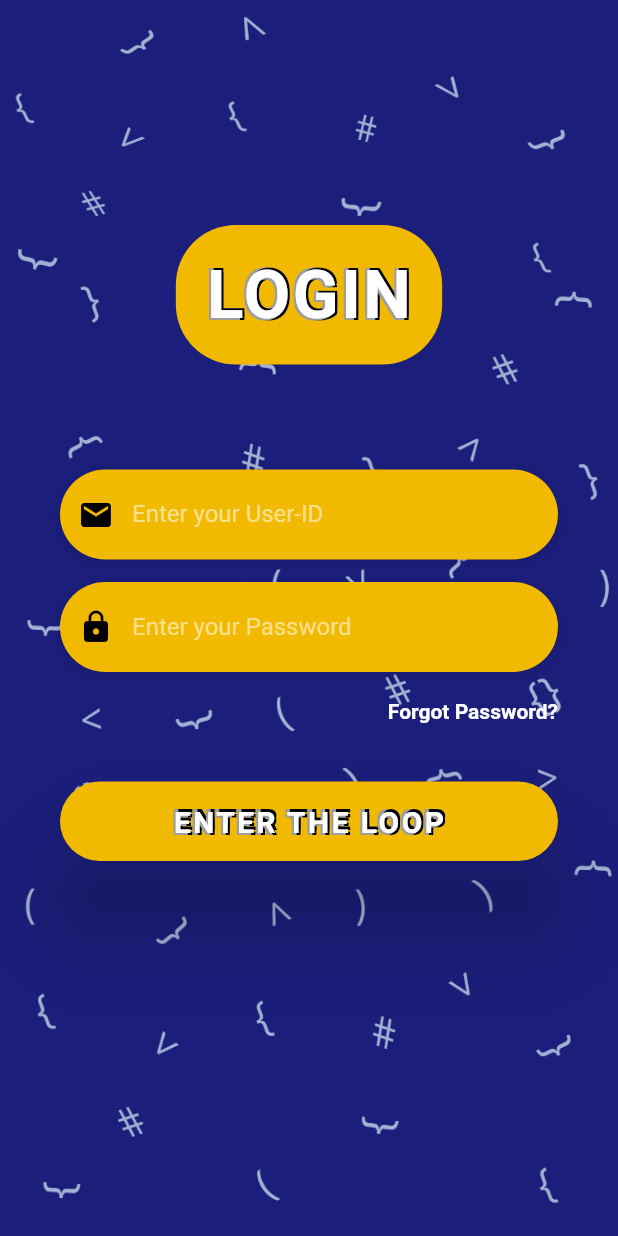
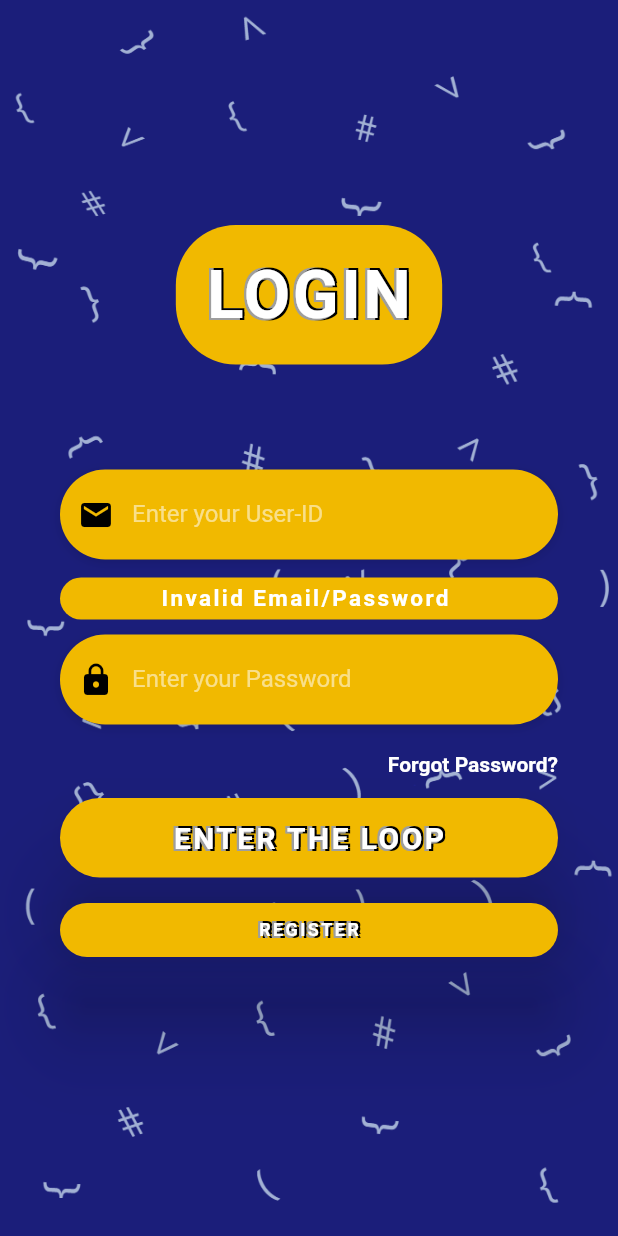
Before and after one commit to Saif1101/CommuniCodeApp, a Flutter app: the screen it shows after launch, after a tap on "ENTER THE LOOP", on a phone screen of 412 x 824 dp. Run offline on Flutter 3.47's test engine with Material 2 defaults, Android fonts, the phone set to English and light mode, and no system bars; our stand-ins replace firebase_auth; accounts and stored records are empty; network calls fail; Roboto replaces fonts that are missing (OpenSans).

Commit message:
-Added Firebase Authentication Initialization -Added switching between login/registration pages on button press

```diff
--- a/lib/login_screen.dart
+++ b/lib/login_screen.dart
@@ -1,6 +1,8 @@
 import 'package:coding_inventory/utilities/constants.dart';
 import 'package:flutter/cupertino.dart';
 import 'package:flutter/material.dart';
+import 'package:firebase_auth/firebase_auth.dart';
+
 
 
 class LoginPage extends StatefulWidget {
@@ -8,7 +10,96 @@ class LoginPage extends StatefulWidget {
   _LoginPageState createState() => _LoginPageState();
 }
 
+enum FormType {
+  login,
+  registration
+}
 class _LoginPageState extends State<LoginPage> {
+  GlobalKey<ScaffoldState> _scaffoldKey = GlobalKey<ScaffoldState>();
+
+  final formKey = new GlobalKey<FormState>();
+
+  String _email;
+  String _password;
+  String _formValidationString="Enter Details";
+  FormType _formType = FormType.login;
+
+  //METHODS
+  bool validateAndSave(){
+    final form = formKey.currentState;
+    if(form.validate()){
+      form.save();
+      return true;
+    }
+    return false;
+  }
+
+  void validateAndSubmit() async {
+    if (validateAndSave()){
+      UserCredential user = await FirebaseAuth.instance.signInWithEmailAndPassword(email: _email, password: _password);
+    }
+  }
+
+  void moveToRegister(){
+    setState(() {
+      _formType = FormType.registration;
+    });
+  }
+  void moveToLogin(){
+    setState(() {
+      _formType = FormType.login;
+    });
+  }
+
+
+  //DESIGN
+  Widget _loginValidatorBox(){
+    return Container(
+      width: double.infinity,
+      margin: EdgeInsets.only(bottom: 5.0,top: 5.0),
+      padding: EdgeInsets.all(5.0),
+      decoration: BoxDecoration(
+        color: Color(0xFFf1b900),
+        borderRadius: BorderRadius.circular(30.0),
+
+      ),
+      child:
+        Center(
+          child:
+            Text(
+              '$_formValidationString',
+            style: TextStyle(
+              color: Colors.white,
+//              shadows: [
+//                Shadow( // bottomLeft
+//                    offset: Offset(-1.5, -1.5),
+//                    color: Colors.grey
+//                ),
+//                Shadow( // bottomRight
+//                    offset: Offset(1.5, -1.5),
+//                    color: Colors.black
+//                ),
+//                Shadow( // topRight
+//                    offset: Offset(1.5, 1.5),
+//                    color: Colors.black
+//                ),
+//                Shadow( // topLeft
+//                    offset: Offset(-1.5, 1.5),
+//                    color: Colors.grey
+//                ),
+//              ],
+
+              letterSpacing: 1.6,
+              fontSize: 15.0,
+              fontWeight: FontWeight.bold,
+              fontFamily: 'OpenSans',
+            ),
+            )
+        )
+
+
+    );
+  } //To Display The Status (Valid/Invalid login Details)
   Widget _emailTF(){
     return Column(
       crossAxisAlignment: CrossAxisAlignment.start,
@@ -30,7 +121,16 @@ class _LoginPageState extends State<LoginPage> {
               ],
             ),
             height: 60.0,
-            child: TextField(
+            child: TextFormField(
+              validator: (value){
+                if(value.isEmpty){
+                  setState(() {
+                    _formValidationString ='Invalid Email/Password ';
+                  });
+                }
+                return null;
+              },
+              onSaved: (value)=>_email = value,
               keyboardType: TextInputType.emailAddress,
               style: TextStyle(color: Colors.black),
               decoration: InputDecoration(
@@ -47,21 +147,21 @@ class _LoginPageState extends State<LoginPage> {
         )
       ],
     );
-  }
+  } //Email Text Field
   Widget _loginButton(){
     return Container(
-        padding: EdgeInsets.symmetric(vertical:25.0),
+        padding: EdgeInsets.symmetric(vertical:1.0),
         width: double.infinity,
         child: RaisedButton(
             elevation: 25.0,
-            onPressed: ()=> print("Login Button Pressed"),
+            onPressed: ()=> validateAndSubmit(),
             padding: EdgeInsets.all(15.0),
             shape: RoundedRectangleBorder(
               borderRadius: BorderRadius.circular(30.0),
             ),
             color: Color(0xFFf1b900),
             child: Text(
-                "ENTER THE LOOP",
+                _formType == FormType.login ? 'ENTER THE LOOP':'REGISTER',
                 style: TextStyle(
                   color: Colors.white,
                   shadows: [
@@ -91,14 +191,11 @@ class _LoginPageState extends State<LoginPage> {
             )
         )
     );
-  }
+  }//Login Button
   Widget _passwordTF(){
     return Column(
       crossAxisAlignment: CrossAxisAlignment.start,
       children: <Widget>[
-        SizedBox(
-          height: 10.0,
-        ),
         Container(
             alignment: Alignment.centerLeft,
             decoration: BoxDecoration(
@@ -113,7 +210,16 @@ class _LoginPageState extends State<LoginPage> {
               ],
             ),
             height: 60.0,
-            child: TextField(
+            child: TextFormField(
+              validator: (value){
+                if(value.isEmpty){
+                  setState(() {
+                    _formValidationString ='Invalid Email/Password ';
+                  });
+                }
+                return null;
+              },
+              onSaved: (value)=> _password = value,
               obscureText: true,
               keyboardType: TextInputType.visiblePassword,
               style: TextStyle(color: Colors.black),
@@ -131,7 +237,7 @@ class _LoginPageState extends State<LoginPage> {
         )
       ],
     );
-}
+}//Password Text Field
   Widget _forgotPassword(){
     return Container(
       alignment: Alignment.centerRight,
@@ -145,39 +251,9 @@ class _LoginPageState extends State<LoginPage> {
           )
       ),
     );
-}
-
-  @override
-  Widget build(BuildContext context) {
-    return MaterialApp(
-      title: 'Welcome to Flutter',
-      home: Scaffold(
-          resizeToAvoidBottomInset: false,
-        body: Container(
-          height: double.infinity,
-          width: double.infinity,
-          decoration: BoxDecoration(
-              image: DecorationImage(
-                image: AssetImage('assets/images/loginBGPlain.png'),
-                fit: BoxFit.fill,
-              )
-          ),
-        child: Stack(
-          children:<Widget> [
-            Container(
-              height: double.infinity,
-              child: SingleChildScrollView(
-                physics: AlwaysScrollableScrollPhysics(),
-                padding: EdgeInsets.symmetric(
-                  horizontal: 40.0,
-                  vertical: 150,
-                ),
-                child: Column(
-                  mainAxisAlignment: MainAxisAlignment.center,
-                  children: [
-                    Center(
-                      child:
-                        Container(
+}//Forgot Password Button
+  Widget _topLoginIcon(){
+    return Container(
         padding: EdgeInsets.all(20.0),
         decoration: BoxDecoration(
 
@@ -191,7 +267,7 @@ class _LoginPageState extends State<LoginPage> {
           ),
         ),
         child: Text(
-                              "LOGIN",
+            _formType == FormType.login ? 'LOGIN':'REGISTER',
             style: TextStyle(
               color: Colors.white,
               shadows: [
@@ -219,7 +295,133 @@ class _LoginPageState extends State<LoginPage> {
               fontFamily: 'OpenSans',
             )
         )
+    );
+}//textbox displaying 'LOGIN'
+  Widget _registerButton(){
+    return Container(
+        padding: EdgeInsets.symmetric(vertical:10.0),
+        width: double.infinity,
+        child: RaisedButton(
+            elevation: 25.0,
+            onPressed: ()=> _formType == FormType.login ? moveToRegister(): moveToLogin(),
+            padding: EdgeInsets.all(10.0),
+            shape: RoundedRectangleBorder(
+              borderRadius: BorderRadius.circular(30.0),
             ),
+            color: Color(0xFFf1b900),
+            child: Text(
+                _formType == FormType.login ? 'REGISTER': 'HAVE AN ACCOUNT? LOGIN',
+                style: TextStyle(
+                  color: Colors.white,
+                  shadows: [
+                    Shadow( // bottomLeft
+                        offset: Offset(-1.5, -1.5),
+                        color: Colors.grey
+                    ),
+                    Shadow( // bottomRight
+                        offset: Offset(1.5, -1.5),
+                        color: Colors.black
+                    ),
+                    Shadow( // topRight
+                        offset: Offset(1.5, 1.5),
+                        color: Colors.black
+                    ),
+                    Shadow( // topLeft
+                        offset: Offset(-1.5, 1.5),
+                        color: Colors.grey
+                    ),
+                  ],
+
+                  letterSpacing: 1.6,
+                  fontSize: 12.0,
+                  fontWeight: FontWeight.bold,
+                  fontFamily: 'OpenSans',
+                )
+            )
+        )
+    );
+  }
+
+  //Page Design
+
+  //////////////////////////////////////////////REGISTRATION PAGE WIDGET////////////////////////////////////////////////////////
+  Widget _pages(){
+    if(_formType == FormType.login){
+      return Column(
+        children: [
+          SizedBox(
+            height: 10.0,
+          ),
+          _emailTF(),
+          SizedBox(
+            height: 7.0,
+          ),
+          _loginValidatorBox(),
+          SizedBox(
+            height: 5.0,
+          ),
+          _passwordTF(),
+          _forgotPassword(),
+          _loginButton(),
+          _registerButton(),
+        ],
+      );
+    }
+    else {
+      return Column(
+        children: [
+          SizedBox(
+            height: 10.0,
+          ),
+          _emailTF(),
+          SizedBox(
+            height: 7.0,
+          ),
+          _loginValidatorBox(),
+          SizedBox(
+            height: 5.0,
+          ),
+          _passwordTF(),
+          _registerButton(),
+        ],
+      );
+    }
+  }
+
+
+  @override
+  Widget build(BuildContext context) {
+    return MaterialApp(
+      title: 'Welcome to Flutter',
+      home: Scaffold(
+          key: _scaffoldKey,
+          resizeToAvoidBottomInset: false,
+
+        body: Container(
+          height: double.infinity,
+          width: double.infinity,
+          decoration: BoxDecoration(
+              image: DecorationImage(
+                image: AssetImage('assets/images/loginBGPlain.png'),
+                fit: BoxFit.fill,
+              )
+          ),
+        child: Stack(
+          children:<Widget> [
+            Container(
+              height: double.infinity,
+              child: SingleChildScrollView(
+                physics: AlwaysScrollableScrollPhysics(),
+                padding: EdgeInsets.symmetric(
+                  horizontal: 40.0,
+                  vertical: 150,
+                ),
+                child: Column(
+                  mainAxisAlignment: MainAxisAlignment.center,
+                  children: [
+                    Center(
+                      child:
+                        _topLoginIcon(),
                       ),
                         //
                         SizedBox(height: 50.0,
@@ -227,17 +429,10 @@ class _LoginPageState extends State<LoginPage> {
                         Column(
                           crossAxisAlignment: CrossAxisAlignment.start,
                           children: <Widget>[
-                            SizedBox(
-                              height: 10.0,
+                            Form(
+                              key: formKey ,
+                              child: _pages(),
                             ),
-                            _emailTF(),
-                            SizedBox(
-                              height: 5.0,
-                            ),
-                            _passwordTF(),
-                            _forgotPassword(),
-                            _loginButton(),
-
                           ],
 
                         )
--- /dev/null
+++ b/lib/registration_screen.dart
@@ -0,0 +1,16 @@
+import 'package:coding_inventory/utilities/constants.dart';
+import 'package:flutter/cupertino.dart';
+import 'package:flutter/material.dart';
+import 'package:firebase_auth/firebase_auth.dart';
+
+class registrationPage extends StatefulWidget {
+  @override
+  _registrationPageState createState() => _registrationPageState();
+}
+
+class _registrationPageState extends State<registrationPage> {
+  @override
+  Widget build(BuildContext context) {
+    return Container();
+  }
+}
--- a/pubspec.yaml
+++ b/pubspec.yaml
@@ -28,6 +28,8 @@ dependencies:
   # The following adds the Cupertino Icons font to your application.
   # Use with the CupertinoIcons class for iOS style icons.
   cupertino_icons: ^0.1.3
+  flushbar: ^1.9.1
+  firebase_auth: ^0.18.3
 
 dev_dependencies:
   flutter_test:
```
Also changed, not shown: lib/main.dart (line endings or trailing spaces), pubspec.lock, 3 other files. Lines whose indentation alone changed are shown as unchanged.
